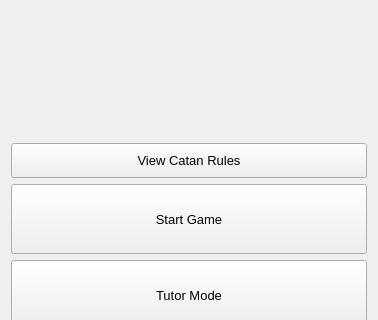
Before: the Qt Designer form view/ui/start_menu.ui in AlexShem247/a-catan-tutor, drawn with Qt 5; both pictures show x 0 to 378 and y 332 to 652 of the 378 by 749 pixel window.
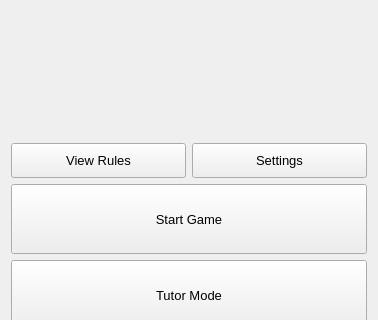
After: the same form once the commit is applied.

Commit message: Added settings to adjust AI difficulty

Patch:
```diff
--- a/view/ui/start_menu.ui
+++ b/view/ui/start_menu.ui
@@ -126,6 +126,8 @@
     </spacer>
    </item>
    <item>
+    <layout class="QHBoxLayout" name="utility_btn_layout">
+     <item>
     <widget class="QPushButton" name="help_btn">
      <property name="minimumSize">
       <size>
@@ -142,9 +144,32 @@
       <string/>
      </property>
      <property name="text">
-      <string>View Catan Rules</string>
-     </property>
-    </widget>
+        <string>View Rules</string>
+       </property>
+      </widget>
+     </item>
+     <item>
+      <widget class="QPushButton" name="settings_btn">
+       <property name="minimumSize">
+        <size>
+         <width>0</width>
+         <height>35</height>
+        </size>
+       </property>
+       <property name="font">
+        <font>
+         <pointsize>10</pointsize>
+        </font>
+       </property>
+       <property name="toolTip">
+        <string/>
+       </property>
+       <property name="text">
+        <string>Settings</string>
+       </property>
+      </widget>
+     </item>
+    </layout>
    </item>
    <item>
     <widget class="QPushButton" name="standard_mode_btn">
```
Lines whose indentation alone changed are shown as unchanged. The commit also changes 48 other files.
